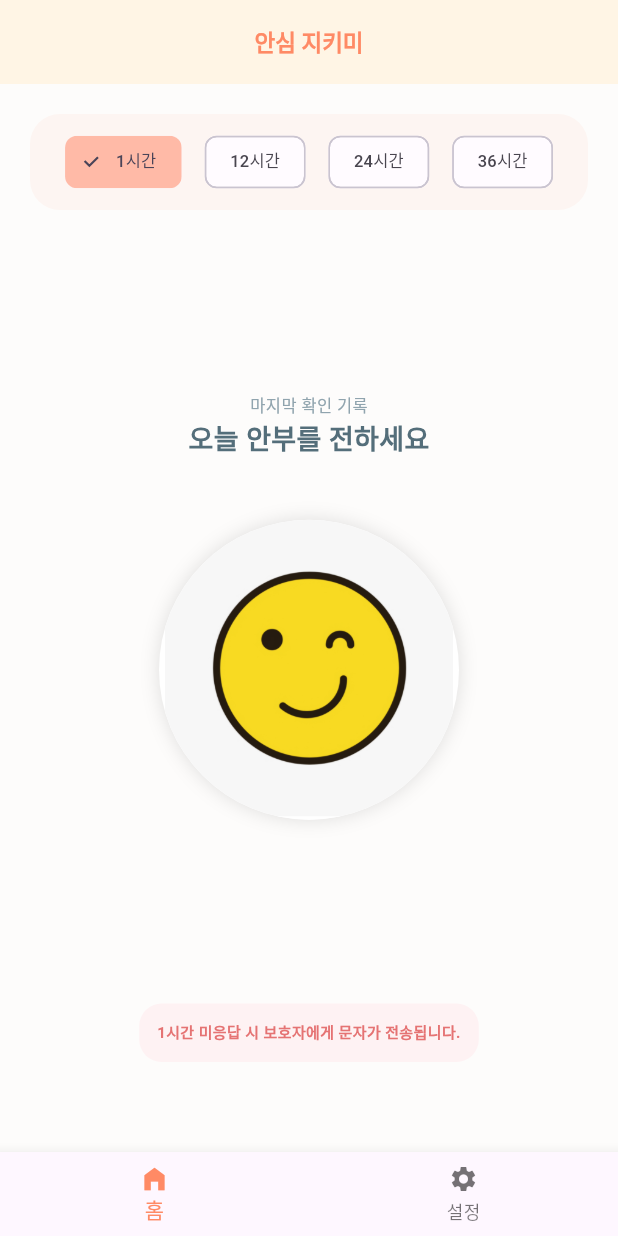
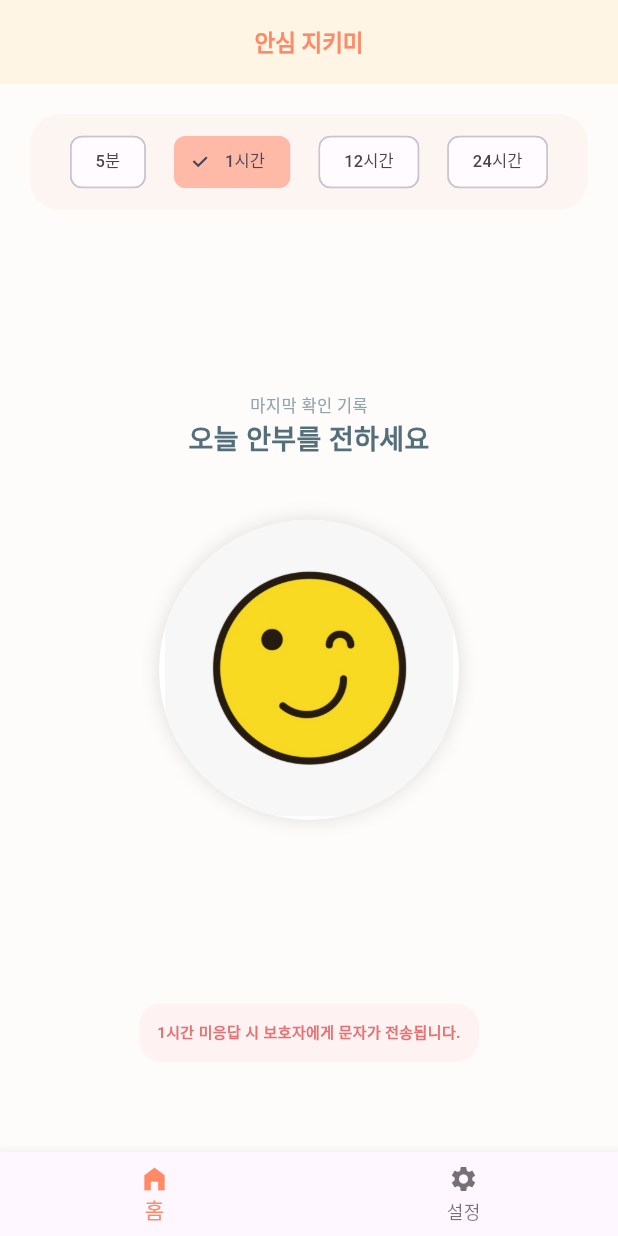
Before and after one commit to kimro79-ctrl/Hello-Morning, a Flutter app: the screen it shows after launch, on a phone screen of 412 x 824 dp. Run offline on Flutter 3.47's test engine with Material 3 defaults, Android fonts, the phone set to English and light mode, and no system bars; our stand-ins replace contacts_service, geolocator, permission_handler, shared_preferences; missing offline and left inert: background_sms.

Commit message:
Modify time selection and update UI text
Updated time selection options and adjusted related text to include a 5-minute option.

```diff
--- a/lib/main.dart
+++ b/lib/main.dart
@@ -55,7 +55,7 @@ class HomeScreen extends StatefulWidget {
 
 class _HomeScreenState extends State<HomeScreen> with SingleTickerProviderStateMixin {
   String _lastCheckIn = "기록 없음";
-  int _selectedHours = 1;
+  int _selectedHours = 1; // 기본값 1시간
   Timer? _timer;
   bool _isPressed = false;
 
@@ -90,7 +90,12 @@ class _HomeScreenState extends State<HomeScreen> with SingleTickerProviderStateM
     if (last == null || contactsJson == null || last == "기록 없음") return;
 
     DateTime lastTime = DateFormat('yyyy-MM-dd HH:mm').parse(last);
-    if (DateTime.now().difference(lastTime).inHours >= _selectedHours) {
+
+    // 5분(0시간으로 표시될 수 있음) 처리를 위해 분 단위로 계산
+    int differenceInMinutes = DateTime.now().difference(lastTime).inMinutes;
+    int targetMinutes = _selectedHours == 0 ? 5 : _selectedHours * 60;
+
+    if (differenceInMinutes >= targetMinutes) {
       List contacts = json.decode(contactsJson);
       String mapUrl = "";
       try {
@@ -136,8 +141,9 @@ class _HomeScreenState extends State<HomeScreen> with SingleTickerProviderStateM
             decoration: BoxDecoration(color: const Color(0xFFFFCCBC).withOpacity(0.15), borderRadius: BorderRadius.circular(20)),
             child: Row(
               mainAxisAlignment: MainAxisAlignment.spaceEvenly,
-              children: [1, 12, 24, 36].map((h) => ChoiceChip(
-                label: Text("$h시간", style: const TextStyle(fontSize: 11)),
+              // 요청하신 5분(0으로 처리), 1시간, 12시간, 24시간으로 수정
+              children: [0, 1, 12, 24].map((h) => ChoiceChip(
+                label: Text(h == 0 ? "5분" : "$h시간", style: const TextStyle(fontSize: 11)),
                 selected: _selectedHours == h,
                 selectedColor: const Color(0xFFFFAB91).withOpacity(0.8),
                 backgroundColor: Colors.white.withOpacity(0.5),
@@ -178,7 +184,7 @@ class _HomeScreenState extends State<HomeScreen> with SingleTickerProviderStateM
             child: Container(
               padding: const EdgeInsets.all(12),
               decoration: BoxDecoration(color: const Color(0xFFFFEBEE).withOpacity(0.6), borderRadius: BorderRadius.circular(15)),
-              child: Text("$_selectedHours시간 미응답 시 보호자에게 문자가 전송됩니다.", textAlign: TextAlign.center, style: const TextStyle(color: Color(0xFFE57373), fontSize: 10, fontWeight: FontWeight.w600)),
+              child: Text("${_selectedHours == 0 ? "5분" : "$_selectedHours시간"} 미응답 시 보호자에게 문자가 전송됩니다.", textAlign: TextAlign.center, style: const TextStyle(color: Color(0xFFE57373), fontSize: 10, fontWeight: FontWeight.w600)),
             ),
           ),
           const SizedBox(height: 60),
```
